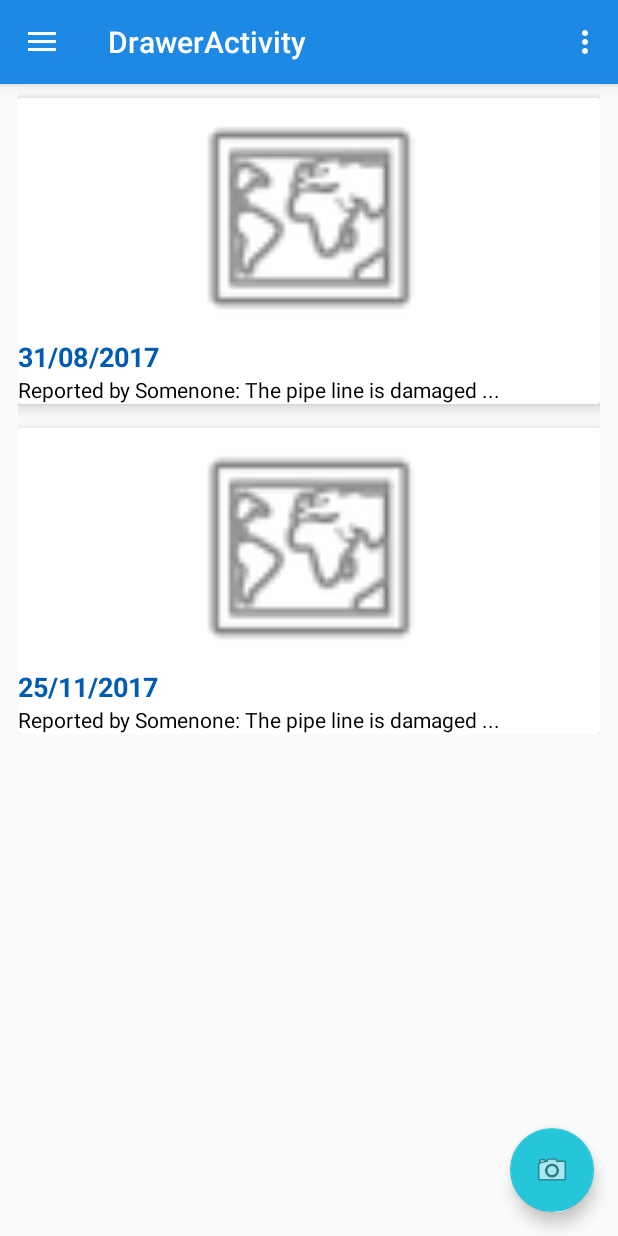
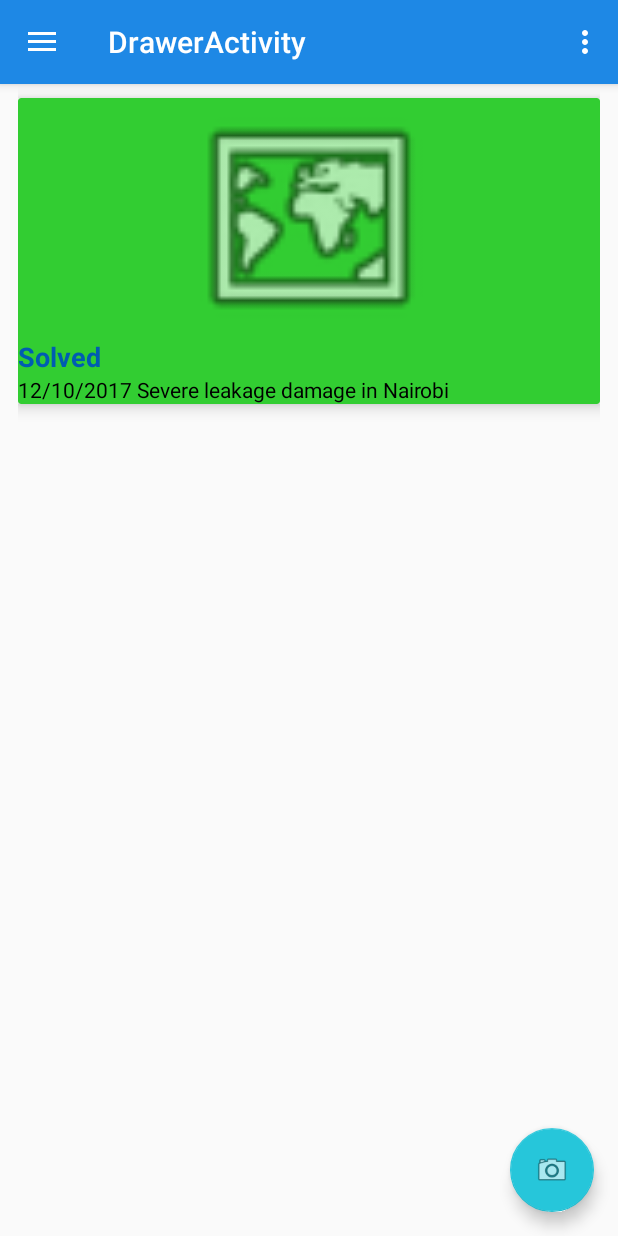
Before and after one commit to AlinaNicolae/Water-Service-Platform, an Android app: the DrawerActivity screen opened directly, with no data from a screen before it, on a phone screen of 412 x 824 dp. Run offline under Robolectric (Android 15) with nearby library versions, the phone set to English and light mode, and no system bars.

Commit message:
Solved showing the images in the drawerActivity, coloured the cardViews and solved showing the image in the form

```diff
--- a/app/src/main/java/com/example/alina/waterserviceplatform/Greeting.java
+++ b/app/src/main/java/com/example/alina/waterserviceplatform/Greeting.java
@@ -20,8 +20,8 @@ public class Greeting extends AppCompatActivity {
             @Override
             public void onFinish(){
                 //set the new Content of your activity
-               // Greeting.this.setContentView(R.layout.activity_main);
-                Intent i = new Intent(Greeting.this,Main.class);
+//                Greeting.this.setContentView(R.layout.activity_main);
+                Intent i = new Intent(Greeting.this, Main.class);
                 startActivity(i);
             }
         }.start();
--- a/app/src/main/res/layout/activity_card_view.xml
+++ b/app/src/main/res/layout/activity_card_view.xml
@@ -27,10 +27,12 @@
             tools:context="com.example.alina.waterserviceplatform.CardView">
 
             <android.support.v7.widget.CardView
+                android:id="@+id/cd1"
                 android:layout_width="344dp"
                 android:layout_height="wrap_content"
                 android:layout_marginTop="10dp"
                 android:translationZ="4dp"
+                app:cardBackgroundColor="#32CD32"
                 app:layout_constraintTop_toTopOf="parent"
                 tools:layout_editor_absoluteX="8dp">
 
@@ -47,24 +49,29 @@
                     <TextView
                         android:layout_width="wrap_content"
                         android:layout_height="wrap_content"
+                        android:id="@+id/cd1_txt1"
                         android:textSize="18dp"
                         android:textStyle="bold"
                         android:textColor="@color/colorPrimaryDark"
-                        android:text="31/08/2017" />
+                        android:text="Solved" />
                     <TextView
                         android:layout_width="wrap_content"
                         android:layout_height="wrap_content"
+                        android:id="@+id/cd1_txt2"
                         android:textSize="14dp"
                         android:textColor="#000"
-                        android:text="Reported by Somenone: The pipe line is damaged ..." />
+                        android:text="12/10/2017 Severe leakage damage in Nairobi" />
                 </TableLayout>
             </android.support.v7.widget.CardView>
 
             <android.support.v7.widget.CardView
+                android:id="@+id/cd2"
                 android:layout_width="344dp"
                 android:layout_height="wrap_content"
                 android:layout_marginTop="16dp"
                 android:translationZ="4dp"
+                android:visibility="invisible"
+                app:cardBackgroundColor="#FFFF00"
                 app:layout_constraintTop_toTopOf="parent"
                 tools:layout_editor_absoluteX="8dp">
 
@@ -82,16 +89,18 @@
                     <TextView
                         android:layout_width="wrap_content"
                         android:layout_height="wrap_content"
+                        android:id="@+id/cd2_txt1"
                         android:textSize="18dp"
                         android:textStyle="bold"
                         android:textColor="@color/colorPrimaryDark"
-                        android:text="25/11/2017" />
+                        android:text="In progress" />
                     <TextView
                         android:layout_width="wrap_content"
                         android:layout_height="wrap_content"
+                        android:id="@+id/cd2_txt2"
                         android:textSize="14dp"
                         android:textColor="#000"
-                        android:text="Reported by Somenone: The pipe line is damaged ..." />
+                        android:text="Today: We will attend to your problem as soon as possible" />
                 </TableLayout>
             </android.support.v7.widget.CardView>
 
```
Also changed, not shown: app/src/main/java/com/example/alina/waterserviceplatform/CardView.java (+8 -8 lines), app/src/main/java/com/example/alina/waterserviceplatform/DrawerActivity.java (+47 -25 lines), app/src/main/java/com/example/alina/waterserviceplatform/Form.java (+9 -3 lines), app/src/main/java/com/example/alina/waterserviceplatform/Main.java (+0 -33 lines), app/src/main/res/layout/activity_main.xml (+5 -16 lines).
